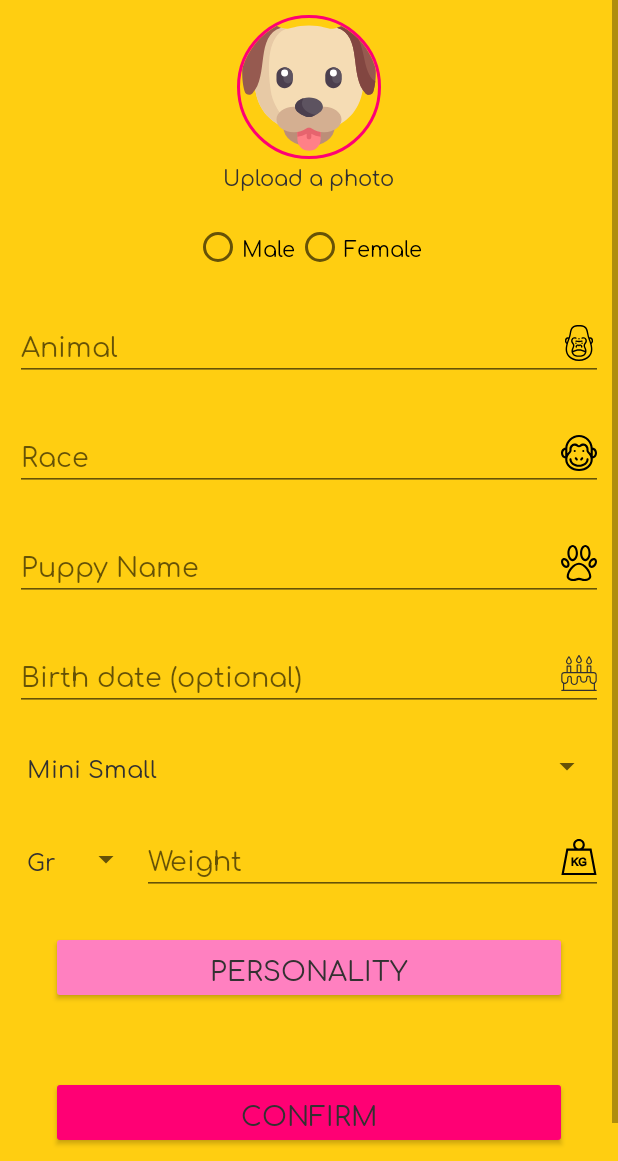
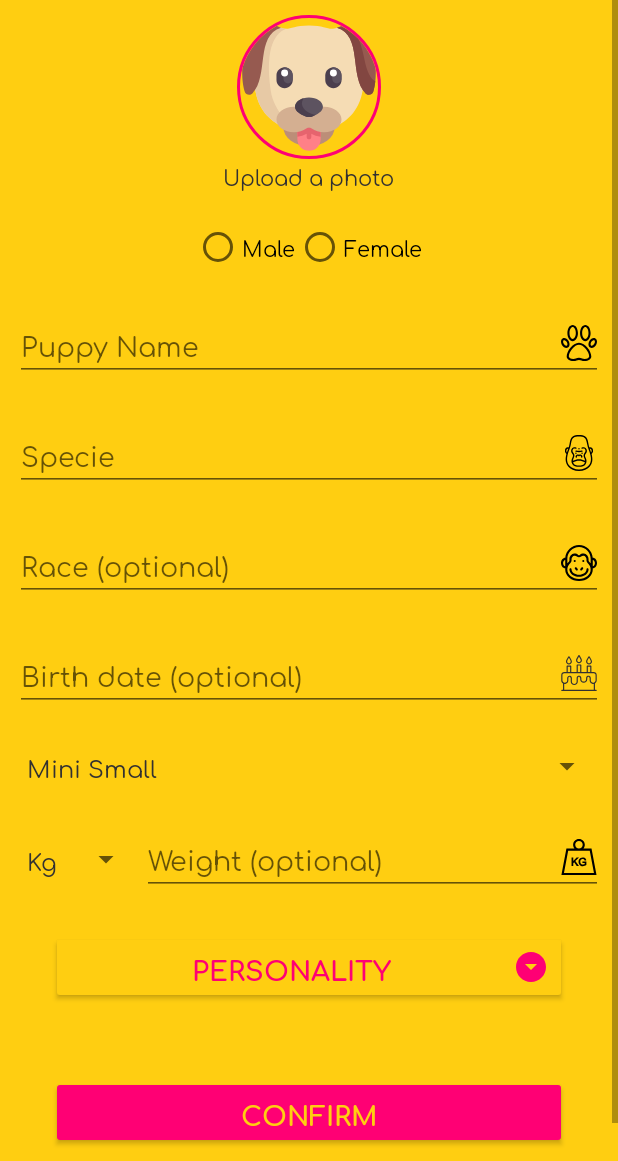
Before and after one commit to carlocorradini/happypuppy, an Android app: the RegisterPuppy screen opened directly, with no data from a screen before it, on a phone screen of 412 x 824 dp, the part 75-1236 px from its top. Run offline under Robolectric (Android 15) with nearby library versions, the phone set to English and light mode, and no system bars; our stand-ins replace CircleImageView; 2 statements that could not run were skipped.

Commit message:
Wip Custom layout for personalities dialog, general fixes, reorganized content files

```diff
--- a/app/src/main/AndroidManifest.xml
+++ b/app/src/main/AndroidManifest.xml
@@ -24,6 +24,7 @@
         <activity android:name=".RegisterPuppy"/>
         <activity android:name=".ForgotPassword"/>
         <activity android:name=".ActivateProfile"/>
+        <activity android:name=".AndroidListViewActivity"/>
     </application>
 
 </manifest>
--- a/app/src/main/java/com/unitn/disi/lpsmt/happypuppy/MainActivity.java
+++ b/app/src/main/java/com/unitn/disi/lpsmt/happypuppy/MainActivity.java
@@ -22,7 +22,7 @@ public class MainActivity extends AppCompatActivity {
                 } catch (Exception e) {
 
                 } finally {
-                    Intent intent = new Intent(MainActivity.this, SignIn.class);
+                    Intent intent = new Intent(MainActivity.this, RegisterPuppy.class);
                     startActivity(intent);
                     finish();
                 }
--- a/app/src/main/java/com/unitn/disi/lpsmt/happypuppy/RegisterPuppy.java
+++ b/app/src/main/java/com/unitn/disi/lpsmt/happypuppy/RegisterPuppy.java
@@ -1,21 +1,28 @@
 package com.unitn.disi.lpsmt.happypuppy;
 
+import android.app.Activity;
 import android.app.AlertDialog;
 import android.app.DatePickerDialog;
+import android.content.ActivityNotFoundException;
 import android.content.DialogInterface;
 import android.content.Intent;
 import android.database.Cursor;
 import android.net.Uri;
 import android.os.Bundle;
 import android.text.InputType;
+import android.util.Log;
+import android.view.LayoutInflater;
 import android.view.View;
 import android.widget.ArrayAdapter;
 import android.widget.Button;
 import android.widget.DatePicker;
 import android.widget.EditText;
 import android.widget.RadioButton;
+import android.widget.ScrollView;
 import android.widget.Spinner;
 import android.widget.TextView;
+import android.widget.Toast;
+
 import androidx.appcompat.app.AppCompatActivity;
 import androidx.fragment.app.DialogFragment;
 import java.text.DateFormat;
@@ -23,7 +30,10 @@ import java.util.ArrayList;
 import java.util.Calendar;
 
 public class RegisterPuppy extends AppCompatActivity implements DatePickerDialog.OnDateSetListener {
-    private static final int PICK_IMAGE = 1;
+    private static final int FILE_SELECT_CODE = 0;
+    private static final String TAG = "RegisterActivity";
+    private static final int REQUEST_CODE = 6384; //onActivityResult request
+
     private RadioButton genderMale;
     private RadioButton genderFemale;
     private EditText kindAnimal;
@@ -62,18 +72,17 @@ public class RegisterPuppy extends AppCompatActivity implements DatePickerDialog
         confirm = findViewById(R.id.register_puppy_button_confirm);
 
         /* Image input for puppy */
-        /*Button imgPuppy = findViewById(R.id.register_puppy_profile_image);
+        Button imgPuppy = findViewById(R.id.register_puppy_profile_image);
         imgPuppy.setOnClickListener(new View.OnClickListener() {
             @Override
             public void onClick(View v) {
-                Intent intent = new Intent();
-                intent.setType("image/*");
-                intent.setAction(Intent.ACTION_GET_CONTENT);
-                startActivityForResult(Intent.createChooser(intent, "Select Picture"), PICK_IMAGE);
+                //showFileChooser();
             }
-        });*/
+        });
 
         /* Reset hint for optional fields */
+        raceAnimal.setHint(raceAnimal.getHint()+" "+getString(R.string.optional_field));
+        weightPuppy.setHint(weightPuppy.getHint()+" "+getString(R.string.optional_field));
         date.setHint(date.getHint()+" "+getString(R.string.optional_field));
 
 
@@ -102,7 +111,10 @@ public class RegisterPuppy extends AppCompatActivity implements DatePickerDialog
             @Override
             public void onClick(View v) {
                 final AlertDialog.Builder pBuilder = new AlertDialog.Builder(RegisterPuppy.this);
+                LayoutInflater inflater = getLayoutInflater();
                 pBuilder.setTitle(getResources().getString(R.string.puppy_behaviour));
+                // Set an EditText view to get user input
+
                 pBuilder.setMultiChoiceItems(listItems, checkedItems, new DialogInterface.OnMultiChoiceClickListener() {
                     @Override
                     public void onClick(DialogInterface dialog, int which, boolean isChecked) {
@@ -116,6 +128,7 @@ public class RegisterPuppy extends AppCompatActivity implements DatePickerDialog
                         }
                     }
                 });
+                pBuilder.setView(inflater.inflate(R.layout.custom_multiple_choice, null));
                 pBuilder.setCancelable(false);
                 pBuilder.setPositiveButton("OK", new DialogInterface.OnClickListener() {
                     @Override
@@ -178,19 +191,42 @@ public class RegisterPuppy extends AppCompatActivity implements DatePickerDialog
         date.setText(puppyAge);
     }
 
-   /* @Override
+    /* Open FileChooser Dialog */
+    /*private void showFileChooser() {
+        Intent target = FileUtils.createGetContentIntent();
+        target.setType("image/*");
+        target.addCategory(Intent.CATEGORY_OPENABLE);
+
+        Intent fileChooserDialog = Intent.createChooser(target, "Select an image to upload");
+        try {
+            startActivityForResult(fileChooserDialog, REQUEST_CODE);
+        } catch (ActivityNotFoundException ex) {
+            // Potentially direct the user to the Market with a Dialog
+            Toast.makeText(this, "Please install a File Manager.",
+                    Toast.LENGTH_SHORT).show();
+        }
+    }
+
+    @Override
     protected void onActivityResult(int requestCode, int resultCode, Intent data) {
-        if(requestCode == PICK_IMAGE && data != null && data.getData() != null) {
-            Uri _uri = data.getData();
-
-            //User had pick an image.
-            Cursor cursor = getContentResolver().query(_uri, new String[] { android.provider.MediaStore.Images.ImageColumns.DATA }, null, null, null);
-            cursor.moveToFirst();
-
-            //Link to the image
-            final String imageFilePath = cursor.getString(0);
-            cursor.close();
+        switch (requestCode){
+            case REQUEST_CODE:
+                //If the file selection was successful
+                if(data != null){
+                    final Uri uri = data.getData();
+                    Log.i(TAG, "Uri ="+ uri.toString());
+                    try{
+                        //Get the file from the uri
+                        final String path = FileUtils.getPath(this,uri);
+                        Toast.makeText(RegisterPuppy.this,
+                                "File Selected: "+ path,
+                                Toast.LENGTH_LONG).show();
+                    }catch (Exception e){
+                        Log.e("File selector test","file select error", e);
+                    }
+                }
+                break;
         }
-        super.onActivityResult(requestCode, resultCode, data);
-    } */
+        super.onActivityResult(requestCode,resultCode,data);
+    }*/
 }
--- a/app/src/main/java/com/unitn/disi/lpsmt/happypuppy/SignUp.java
+++ b/app/src/main/java/com/unitn/disi/lpsmt/happypuppy/SignUp.java
@@ -67,8 +67,8 @@ public class SignUp extends AppCompatActivity implements DatePickerDialog.OnDate
         buttonSignUp.setOnClickListener(new View.OnClickListener() {
             @Override
             public void onClick(View v) {
-                Intent intent = new Intent(v.getContext(), SignUp.class);
-                startActivity(intent); /* TODO: set layout for otp codes */
+                Intent intent = new Intent(v.getContext(), ActivateProfile.class);
+                startActivity(intent);
             }
         });
 
--- a/app/src/main/res/layout/fragment_register_puppy.xml
+++ b/app/src/main/res/layout/fragment_register_puppy.xml
@@ -78,6 +78,7 @@
                     app:civ_border_width="2dp" />
 
                 <TextView
+                    android:id="@+id/register_puppy_uri_photo"
                     android:layout_width="wrap_content"
                     android:layout_height="match_parent"
                     android:layout_gravity="center"
@@ -104,12 +105,22 @@
             </RadioGroup>
 
             <EditText
+                android:id="@+id/register_puppy_input_name_puppy"
+                android:layout_width="match_parent"
+                android:layout_height="wrap_content"
+                android:layout_marginTop="@dimen/margin"
+                android:drawableEnd="@drawable/ic_footprint"
+                android:hint="@string/puppy_name"
+                android:importantForAutofill="no"
+                android:inputType="textNoSuggestions" />
+
+            <EditText
                 android:id="@+id/register_puppy_input_kind_animal"
                 android:layout_width="match_parent"
                 android:layout_height="wrap_content"
                 android:layout_marginTop="@dimen/margin"
                 android:drawableEnd="@drawable/ic_monkey"
-                android:hint="@string/kind_animal"
+                android:hint="@string/animal_specie"
                 android:importantForAutofill="no"
                 android:inputType="textNoSuggestions" />
 
@@ -120,16 +131,6 @@
                 android:layout_marginTop="@dimen/margin"
                 android:drawableEnd="@drawable/ic_monkey_baby"
                 android:hint="@string/puppy_race"
-                android:importantForAutofill="no"
-                android:inputType="textNoSuggestions" />
-
-            <EditText
-                android:id="@+id/register_puppy_input_name_puppy"
-                android:layout_width="match_parent"
-                android:layout_height="wrap_content"
-                android:layout_marginTop="@dimen/margin"
-                android:drawableEnd="@drawable/ic_footprint"
-                android:hint="@string/puppy_name"
                 android:importantForAutofill="no"
                 android:inputType="textNoSuggestions" />
 
@@ -177,20 +178,22 @@
         </LinearLayout>
             <Button
                 android:id="@+id/register_puppy_button_input_personality"
+                style="@style/Button.Colored"
                 android:layout_width="match_parent"
                 android:layout_height="wrap_content"
                 android:textSize="@dimen/text_size_standard"
                 android:layout_margin="@dimen/margin"
-                android:backgroundTint="@color/colorTertiary"
-                android:text="@string/puppy_behaviour" />
+                android:text="@string/puppy_behaviour"
+                android:drawableTint="@color/colorSecondary"
+                android:drawableEnd="@drawable/ic_arrow_drop_down"/>
 
             <Button
                 android:id="@+id/register_puppy_button_confirm"
+                style="@style/Button.Colored.Inverted"
                 android:layout_width="match_parent"
                 android:layout_height="wrap_content"
                 android:textSize="@dimen/text_size_standard"
                 android:layout_margin="@dimen/margin"
-                android:backgroundTint="@color/colorSecondary"
                 android:text="@string/confirm" />
         </LinearLayout>
     </ScrollView>
--- a/app/src/main/res/layout/fragment_sign_up.xml
+++ b/app/src/main/res/layout/fragment_sign_up.xml
@@ -73,7 +73,6 @@
                 android:id="@+id/sign_up_input_phone_intl"
                 android:layout_width="match_parent"
                 android:layout_height="wrap_content"
-                android:textSize="@dimen/text_size_standard"
                 app:flagPaddingBottom="4dp"
                 app:flagPaddingEnd="4dp"
                 app:flagPaddingStart="4dp"
@@ -133,8 +132,6 @@
             android:layout_width="match_parent"
             android:layout_height="wrap_content"
             android:layout_marginTop="@dimen/margin"
-            android:drawableEnd="@drawable/ic_arrow_forward"
-            android:drawableTint="@color/colorTertiary"
             android:text="@string/sign_up" />
 
         <Button
--- a/app/src/main/res/values/colors.xml
+++ b/app/src/main/res/values/colors.xml
@@ -5,4 +5,5 @@
     <color name="colorSecondary">#FF0074</color>
     <color name="colorTertiary">#FF80C0</color>
     <color name="colorAccent">#333131</color>
+    <color name="colorAccentOpacity">#BF333131</color>
 </resources>
--- a/app/src/main/res/values/strings.xml
+++ b/app/src/main/res/values/strings.xml
@@ -3,8 +3,6 @@
     <string name="app_name">HappyPuppy</string>
     <string name="logo">Logo</string>
     <string name="logo_text">Logo with text</string>
-
-    <string name="optional_field"> (optional)</string>
     <!-- -->
 
     <!-- Labels for Button -->
@@ -27,7 +25,7 @@
     <string name="first_name">First name</string>
     <string name="last_name">Last name</string>
     <string name="email">Email</string>
-    <string name="kind_animal">Animal</string>
+    <string name="animal_specie">Specie</string>
     <string name="puppy_race">Race</string>
     <string name="puppy_name">Puppy Name</string>
     <string name="age">Birth date</string>
@@ -39,12 +37,19 @@
     <string name="female">Female</string>
     <string name="puppy_behaviour">Personality</string>
     <string name="upload_avatar">Upload a photo</string>
+
+    <string name="otp_sms">OTP SMS Code</string>
+    <string name="otp_email">OTP EMail Code</string>
+    <string name="optional_field"> (optional)</string>
     <!-- -->
 
     <!-- Strings for privacy settings.. -->
     <string name="information_privacy">By selecting this option you have read and you\'re agreeing to our EULA.</string>
     <string name="security_code">Security Code</string>
-    <string name="code_sent">A code was sent to your email address</string>
+
+    <string name="otp_codes">To complete registration, please insert below the OTP codes sent to your phone number and your email.</string>
+    <string name="resend_otp_codes">Resend codes</string>
+    <string name="email_sent">An email was sent to your email address to reset your password, please check your inbox.</string>
     <!-- -->
 
     <!-- General Errors -->
@@ -61,6 +66,7 @@
     <string name="dismiss">Dismiss</string>
     <string name="clear_all">Clear all</string>
     <string name="confirm">Confirm</string>
+    <string name="send">Send</string>
     <!-- -->
 
     <!-- Array Strings -->
@@ -71,13 +77,19 @@
         <item>Medium-Large</item>
         <item>Large</item>
         <item>Extra Large</item>
+        <item>Medium</item>
+        <item>Medium-Large</item>
+        <item>Large</item>
+        <item>Extra Large</item>
+        <item>Medium</item>
+        <item>Medium-Large</item>
+        <item>Large</item>
+        <item>Extra Large</item>
     </string-array>
 
     <string-array name="puppy_unit_weight">
+        <item>Kg</item>
         <item>Gr</item>
-        <item>Kg</item>
-        <item>q</item>
-        <item>t</item>
     </string-array>
     <!-- -->
 
--- a/app/src/main/res/values/styles.xml
+++ b/app/src/main/res/values/styles.xml
@@ -48,6 +48,10 @@
         <item name="android:backgroundTint">@color/colorSecondary</item>
         <item name="android:textColor">@color/colorPrimary</item>
     </style>
+    <style name="Button.Colored.Tertiary" parent="Button">
+        <item name="android:backgroundTint">@color/colorTertiary</item>
+        <item name="android:textColor">@color/colorAccent</item>
+    </style>
     <!-- Button Text-->
     <style name="Button.Text" parent="Button">
         <item name="android:background">@android:color/transparent</item>
```
Also changed, not shown: app/src/main/java/com/unitn/disi/lpsmt/happypuppy/ActivateProfile.java (+35 -1 lines), app/src/main/java/com/unitn/disi/lpsmt/happypuppy/AndroidListViewActivity.java (added, +55 -0 lines), app/src/main/java/com/unitn/disi/lpsmt/happypuppy/SignIn.java (+14 -4 lines), app/src/main/res/drawable/ic_sms.xml (added, +12 -0 lines), app/src/main/res/layout/activate_profile.xml (+82 -4 lines), app/src/main/res/layout/custom_multiple_choice.xml (added, +26 -0 lines), app/src/main/res/layout/forgot_password.xml (+22 -28 lines), app/src/main/res/layout/fragment_sign_in.xml (+28 -9 lines), 1 other file.
